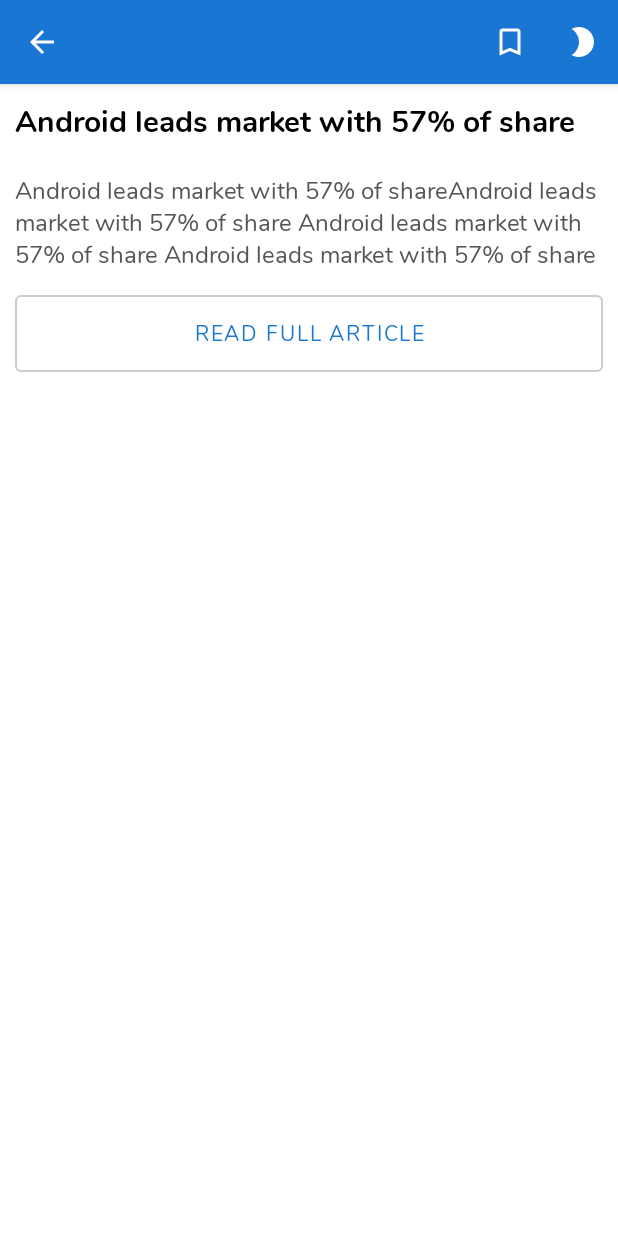
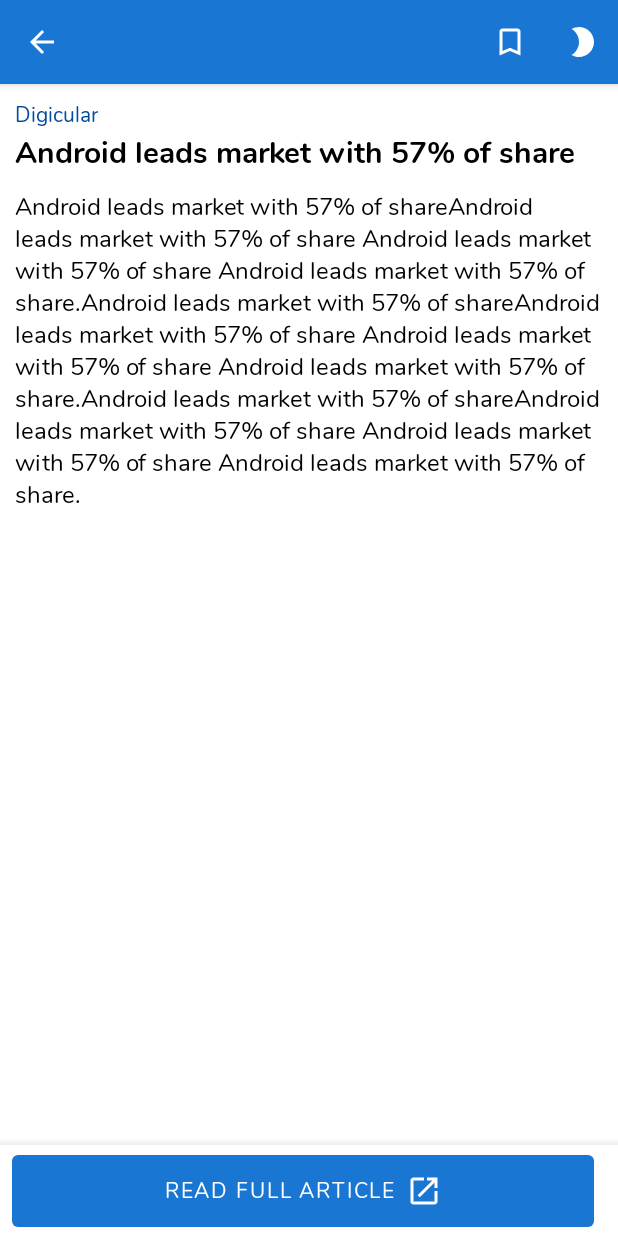
Before and after one commit to Susheelkaram/Reeder, an Android app: the ArticleDetailsActivity screen opened directly, with no data from a screen before it, on a phone screen of 412 x 824 dp. Run offline under Robolectric (Android 15) with nearby library versions, the phone set to English and light mode, and no system bars; our stand-ins replace Room's generated code, data binding; pictures from the network do not load; 4 statements that could not run were skipped.

Commit message:
Made open article button stick to bottom with elevation + Made article image to be collapsed on scroll using Collapsible toolbar + Using content property if description is null or empty in Article + Made UI tweaks in Article detail screen

```diff
--- a/app/src/main/java/com/susheelkaram/myread/db/articles/FeedArticle.kt
+++ b/app/src/main/java/com/susheelkaram/myread/db/articles/FeedArticle.kt
@@ -33,6 +33,12 @@
     @ColumnInfo(name = Constants.COL_IS_BOOKMARKED) var isBookmarked: Boolean = false,
     @ColumnInfo(name = Constants.COL_FEED_ID) var feedId: Long = -1
 ) : Parcelable {
+
+    fun getBody(): String {
+        return if (description.isNotEmpty()) description else content
+    }
+
+
     companion object {
         fun from(article: Article): FeedArticle {
             return FeedArticle(
--- a/app/src/main/java/com/susheelkaram/myread/ui/activities/ArticleDetailsActivity.kt
+++ b/app/src/main/java/com/susheelkaram/myread/ui/activities/ArticleDetailsActivity.kt
@@ -1,8 +1,13 @@
 package com.susheelkaram.myread.ui.activities
 
+import android.content.Context
 import android.content.Intent
+import android.graphics.drawable.Drawable
 import android.net.Uri
 import android.os.Bundle
+import android.text.Editable
+import android.text.Html
+import android.util.Log
 import android.view.Menu
 import android.view.MenuItem
 import androidx.appcompat.app.AppCompatDelegate
@@ -19,8 +24,8 @@
 import com.susheelkaram.myread.ui.viewmodel.ArticleViewVMFactory
 import com.susheelkaram.myread.utils.FragmentToolbar
 import com.susheelkaram.myread.utils.MenuClick
-import com.susheelkaram.myread.utils.Utils
 import com.susheelkaram.myread.utils.ThemeUtil
+import org.xml.sax.XMLReader
 
 class ArticleDetailsActivity : BaseActivity() {
     lateinit var B: ActivityArticleDetailsBinding
@@ -39,10 +44,11 @@
     }
 
     private fun setData() {
-        vm.article?.let {
-            B.txtReadTitle.text = vm.article.title
-            B.txtReadBody.text =
-                HtmlCompat.fromHtml(vm.article.description, HtmlCompat.FROM_HTML_MODE_LEGACY)
+        vm.article.let {
+            B.layoutArticleBody.txtReadTitle.text = vm.article.title
+            B.layoutArticleBody.txtFeedName.text = vm.article.author
+            B.layoutArticleBody.txtReadBody.text =
+                HtmlCompat.fromHtml(vm.article.getBody(), HtmlCompat.FROM_HTML_MODE_LEGACY, MyImageGetter(context = this), MyHTMLTagHandler())
             if (vm.article.image.isNotEmpty()) {
                 Glide.with(this)
                     .load(vm.article.image)
@@ -94,4 +100,22 @@
         menuItem.setChecked(isBookmarked)
         menuItem.setIcon(if (isBookmarked) R.drawable.ic_bookmark_black_24dp else R.drawable.ic_bookmark_border_black_24dp)
     }
+
+    class MyHTMLTagHandler : Html.TagHandler {
+        override fun handleTag(
+            opening: Boolean,
+            tag: String?,
+            output: Editable?,
+            xmlReader: XMLReader?
+        ) {
+            Log.d("TAG_HANDLER", tag)
+        }
+
+    }
+
+    class  MyImageGetter(val context: Context) :  Html.ImageGetter {
+        override fun getDrawable(source: String?): Drawable {
+            return context.getDrawable(R.drawable.circle)!!
+        }
+    }
 }
--- /dev/null
+++ b/app/src/main/res/drawable/elevation_top_box.xml
@@ -0,0 +1,19 @@
+<?xml version="1.0" encoding="utf-8"?>
+<layer-list xmlns:android="http://schemas.android.com/apk/res/android">
+    <item>
+        <shape android:shape="rectangle" >
+            <size android:height="10dp"/>
+            <gradient
+                android:angle="270"
+                android:endColor="?attr/colorOnSecondary"
+                android:startColor="?attr/colorOnPrimary"/>
+        </shape>
+    </item>
+
+    <item android:top="5dp">
+        <shape android:shape="rectangle">
+            <solid android:color="?attr/colorOnPrimary" />
+        </shape>
+    </item>
+
+</layer-list>
--- /dev/null
+++ b/app/src/main/res/drawable/ic_baseline_open_in_new_24.xml
@@ -0,0 +1,10 @@
+<vector xmlns:android="http://schemas.android.com/apk/res/android"
+    android:width="24dp"
+    android:height="24dp"
+    android:viewportWidth="24"
+    android:viewportHeight="24"
+    android:tint="?attr/colorControlNormal">
+  <path
+      android:fillColor="@android:color/white"
+      android:pathData="M19,19H5V5h7V3H5c-1.11,0 -2,0.9 -2,2v14c0,1.1 0.89,2 2,2h14c1.1,0 2,-0.9 2,-2v-7h-2v7zM14,3v2h3.59l-9.83,9.83 1.41,1.41L19,6.41V10h2V3h-7z"/>
+</vector>
--- a/app/src/main/res/layout/activity_article_details.xml
+++ b/app/src/main/res/layout/activity_article_details.xml
@@ -1,9 +1,13 @@
 <?xml version="1.0" encoding="utf-8"?>
-<layout>
+<layout xmlns:android="http://schemas.android.com/apk/res/android"
+    xmlns:app="http://schemas.android.com/apk/res-auto"
+    xmlns:tools="http://schemas.android.com/tools">
 
-    <androidx.constraintlayout.widget.ConstraintLayout xmlns:android="http://schemas.android.com/apk/res/android"
-        xmlns:app="http://schemas.android.com/apk/res-auto"
-        xmlns:tools="http://schemas.android.com/tools"
+    <androidx.constraintlayout.widget.ConstraintLayout
+        android:layout_width="match_parent"
+        android:layout_height="match_parent">
+
+        <androidx.coordinatorlayout.widget.CoordinatorLayout
             android:layout_width="match_parent"
             android:layout_height="match_parent"
             tools:context=".ui.activities.ArticleDetailsActivity">
@@ -11,52 +15,70 @@
             <androidx.appcompat.widget.Toolbar
                 android:id="@+id/toolbar_ReadArticle"
                 android:layout_width="match_parent"
-            android:layout_height="wrap_content"
-            app:layout_constraintTop_toTopOf="parent" />
+                android:layout_height="wrap_content" />
 
-        <ScrollView
-            android:layout_width="match_parent"
-            android:layout_height="0dp"
-            app:layout_constraintBottom_toBottomOf="parent"
-            app:layout_constraintTop_toBottomOf="@id/toolbar_ReadArticle">
-
-            <LinearLayout
+            <com.google.android.material.appbar.AppBarLayout
+                android:id="@+id/collapsible_layout"
                 android:layout_width="match_parent"
                 android:layout_height="wrap_content"
-                android:orientation="vertical"
-                android:padding="10dp">
+                android:layout_marginTop="?actionBarSize"
+                android:background="@color/colorWhite">
 
-                <TextView
-                    android:id="@+id/txt_ReadTitle"
-                    style="@style/readArticleTitleStyle"
+                <com.google.android.material.appbar.CollapsingToolbarLayout
                     android:layout_width="match_parent"
                     android:layout_height="wrap_content"
-                    android:layout_marginBottom="10dp"
-                    android:text="Android leads market with 57% of share" />
+                    app:layout_scrollFlags="scroll|enterAlwaysCollapsed">
 
                     <ImageView
                         android:id="@+id/img_FeatureImage"
                         android:layout_width="match_parent"
                         android:layout_height="wrap_content"
-                    android:layout_marginBottom="10dp" />
+                        app:layout_collapseMode="parallax"
+                        tools:src="@mipmap/ic_launcher" />
 
-                <TextView
-                    android:id="@+id/txt_ReadBody"
-                    style="@style/readArticleBodyStyle"
+                </com.google.android.material.appbar.CollapsingToolbarLayout>
+
+            </com.google.android.material.appbar.AppBarLayout>
+
+            <androidx.core.widget.NestedScrollView
+                android:layout_width="match_parent"
+                android:layout_height="match_parent"
+                app:layout_behavior="@string/appbar_scrolling_view_behavior"
+                app:layout_constraintBottom_toBottomOf="parent"
+                app:layout_constraintTop_toBottomOf="@id/collapsible_layout">
+
+                <include
+                    android:id="@+id/layout_article_body"
+                    layout="@layout/sublayout_article_body"
+                    app:layout_constraintTop_toTopOf="parent" />
+
+            </androidx.core.widget.NestedScrollView>
+        </androidx.coordinatorlayout.widget.CoordinatorLayout>
+
+        <LinearLayout
+            android:id="@+id/linearLayout"
             android:layout_width="match_parent"
             android:layout_height="wrap_content"
-                    android:layout_marginBottom="10dp"
-                    android:text="Android leads market with 57% of shareAndroid leads market with 57% of share Android leads market with 57% of share Android leads market with 57% of share" />
+            android:background="@drawable/elevation_top_box"
+            android:gravity="center_vertical"
+            android:orientation="horizontal"
+            android:paddingStart="8dp"
+            android:paddingTop="5dp"
+            android:paddingEnd="8dp"
+            app:layout_constraintBottom_toBottomOf="parent">
 
             <com.google.android.material.button.MaterialButton
                 android:id="@+id/btn_OpenArticleLink"
-                    style="@style/BorderedButton"
-                    android:layout_width="match_parent"
+                style="@style/SolidButtonStyle"
+                android:layout_width="0dp"
                 android:layout_height="wrap_content"
+                android:layout_marginEnd="8dp"
+                android:layout_weight="1"
                 android:text="Read full article"
+                app:icon="@drawable/ic_baseline_open_in_new_24"
+                app:iconGravity="textEnd"
                 app:layout_constraintBottom_toBottomOf="parent" />
         </LinearLayout>
-        </ScrollView>
 
     </androidx.constraintlayout.widget.ConstraintLayout>
 </layout>
--- /dev/null
+++ b/app/src/main/res/layout/sublayout_article_body.xml
@@ -0,0 +1,36 @@
+<?xml version="1.0" encoding="utf-8"?>
+<layout>
+
+    <LinearLayout xmlns:android="http://schemas.android.com/apk/res/android"
+        android:layout_width="match_parent"
+        android:layout_height="match_parent"
+        android:orientation="vertical"
+        android:padding="10dp">
+
+        <TextView
+            style="@style/txtStyle_FeedName"
+            android:id="@+id/txt_FeedName"
+            android:layout_width="wrap_content"
+            android:layout_height="wrap_content"
+            android:singleLine="true"
+            android:text="Digicular"
+            android:ellipsize="marquee"/>
+
+        <TextView
+            android:id="@+id/txt_ReadTitle"
+            style="@style/readArticleTitleStyle"
+            android:layout_width="match_parent"
+            android:layout_height="wrap_content"
+            android:layout_marginBottom="10dp"
+            android:text="Android leads market with 57% of share" />
+
+        <TextView
+            android:id="@+id/txt_ReadBody"
+            style="@style/readArticleBodyStyle"
+            android:layout_width="match_parent"
+            android:layout_height="wrap_content"
+            android:layout_marginBottom="10dp"
+            android:text="@string/test_article_content" />
+
+    </LinearLayout>
+</layout>
--- a/app/src/main/res/values/strings.xml
+++ b/app/src/main/res/values/strings.xml
@@ -5,4 +5,5 @@
     <string name="fragment_bookmarks">Bookmarks</string>
     <string name="fragment_read">My Read</string>
     <string name="channel_id_feed_notitifications">channel_feed_notifications</string>
+    <string name="test_article_content">Android leads market with 57% of shareAndroid leads market with 57% of share Android leads market with 57% of share Android leads market with 57% of share.Android leads market with 57% of shareAndroid leads market with 57% of share Android leads market with 57% of share Android leads market with 57% of share.Android leads market with 57% of shareAndroid leads market with 57% of share Android leads market with 57% of share Android leads market with 57% of share. </string>
 </resources>
--- a/app/src/main/res/values/styles.xml
+++ b/app/src/main/res/values/styles.xml
@@ -50,6 +50,13 @@
         <item name="android:padding">15dp</item>
         <item name="strokeColor">@color/colorXXLightGrey</item>
     </style>
+    <style name="SolidButtonStyle" parent="Widget.MaterialComponents.Button.UnelevatedButton">
+        <item name="android:padding">12dp</item>
+    </style>
+
+    <style name="IconButtonStyle" parent="Widget.MaterialComponents.Button.TextButton">
+        <item name="android:minWidth">0dp</item>
+    </style>
 
 
     <!-- Read Article page Styles -->
@@ -61,7 +68,7 @@
 
     <style name="readArticleBodyStyle">
         <item name="android:textSize">16sp</item>
-        <item name="android:textColor">@color/colorDarkGrey</item>
+        <item name="android:textColor">@color/colorBlack</item>
     </style>
 
     <style name="txtStyle_FeedName">
```
Lines whose indentation alone changed are shown as unchanged.
